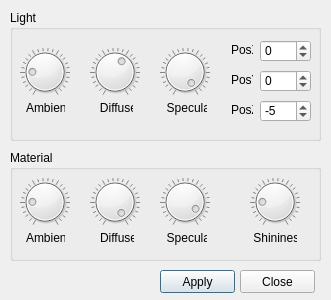
First picture: the form in misc/Mesh3D/forms/glcontrol.ui, repository tehnick/elmerfem, before the edit.
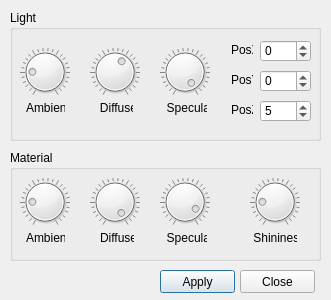
Second picture: the form after the edit. Icons and pictures are not drawn.

```diff
--- a/misc/Mesh3D/forms/glcontrol.ui
+++ b/misc/Mesh3D/forms/glcontrol.ui
@@ -204,7 +204,7 @@
      <number>10</number>
     </property>
     <property name="value" >
-     <number>-5</number>
+     <number>5</number>
     </property>
    </widget>
   </widget>
```
